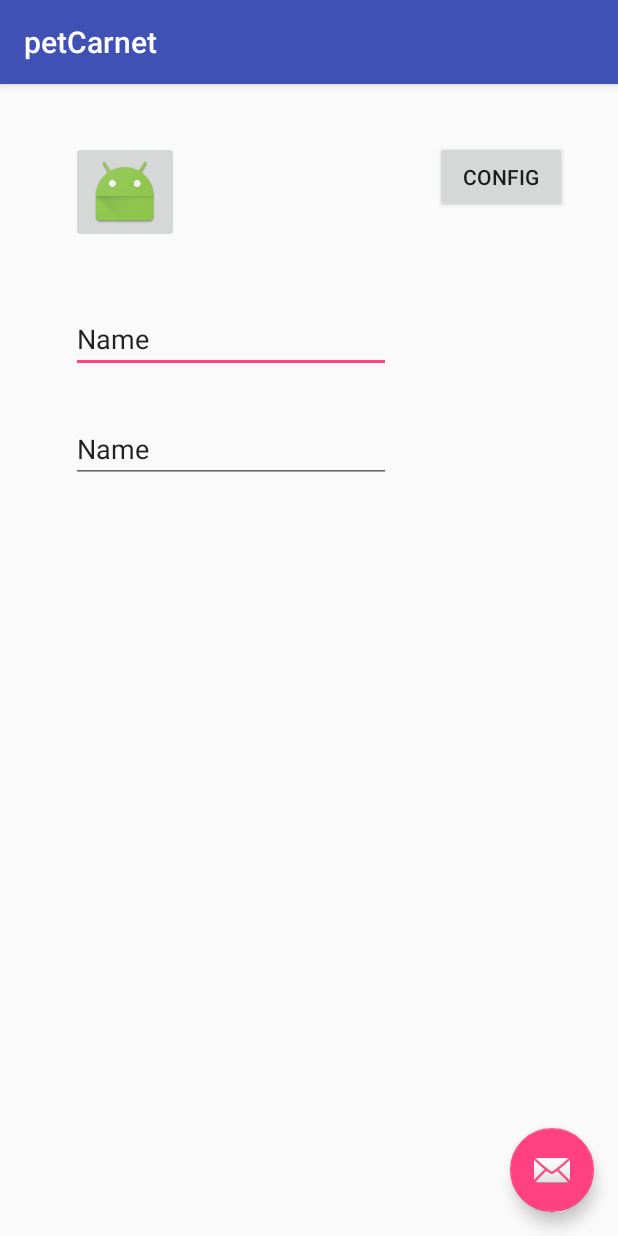
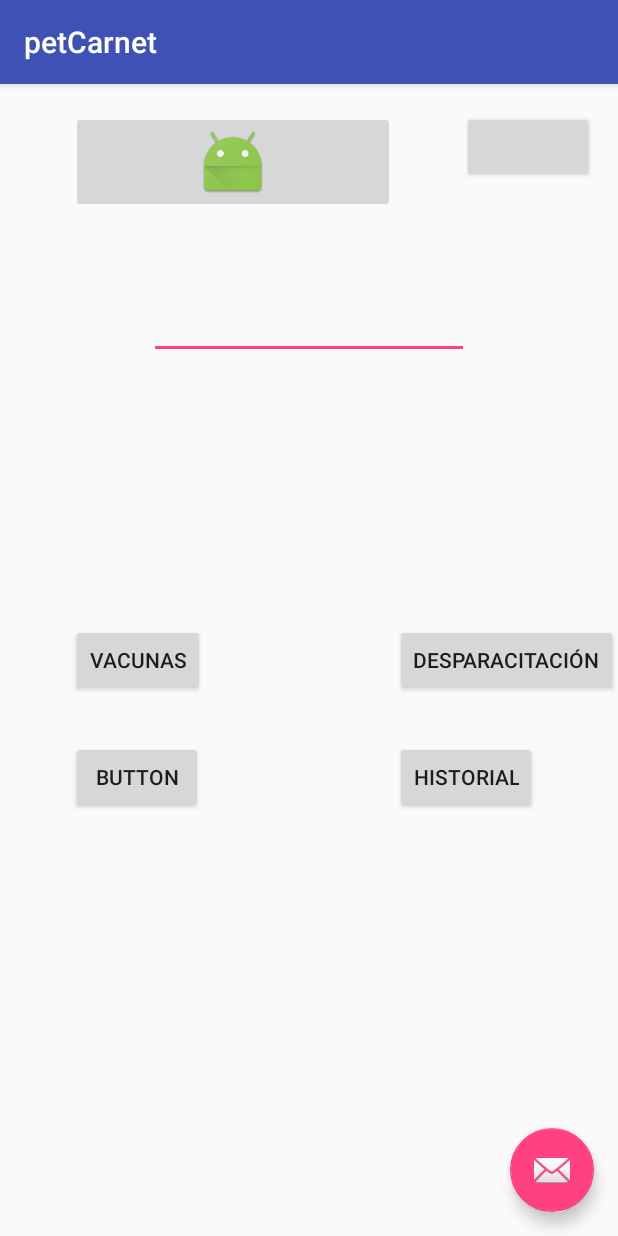
Before and after one commit to DG-Jroque/Panu, an Android app: the petCarnet screen opened directly, with no data from a screen before it, on a phone screen of 412 x 824 dp. Run offline under Robolectric (Android 15) with nearby library versions, the phone set to English and light mode, and no system bars.

Commit message:
se añadieron botones en petCarnet

```diff
--- a/app/src/main/res/layout/content_pet_carnet.xml
+++ b/app/src/main/res/layout/content_pet_carnet.xml
@@ -20,9 +20,9 @@
             android:layout_height="wrap_content"
             android:layout_alignParentEnd="true"
             android:layout_alignParentTop="true"
-            android:layout_marginEnd="34dp"
-            android:layout_marginTop="38dp"
-            android:text="Config" />
+            android:layout_marginEnd="16dp"
+            android:layout_marginTop="18dp"
+            />
 
         <ImageButton
             android:id="@+id/imageButton"
@@ -31,29 +31,54 @@
             android:layout_marginStart="47dp"
             app:srcCompat="@mipmap/ic_launcher"
             android:layout_alignTop="@+id/buttonConfig"
-            android:layout_alignParentStart="true" />
+            android:layout_alignParentStart="true"
+            android:layout_toStartOf="@+id/button2Desp" />
 
         <EditText
-            android:id="@+id/editTextName"
+            android:id="@+id/editText"
             android:layout_width="wrap_content"
             android:layout_height="wrap_content"
-            android:layout_marginTop="41dp"
+            android:layout_below="@+id/imageButton"
+            android:layout_centerHorizontal="true"
+            android:layout_marginTop="52dp"
             android:ems="10"
-            android:inputType="textPersonName"
-            android:text="Name"
-            android:layout_below="@+id/imageButton"
+            android:inputType="textMultiLine" />
+
+        <Button
+            android:id="@+id/buttonVaccines"
+            android:layout_width="wrap_content"
+            android:layout_height="wrap_content"
+            android:layout_centerVertical="true"
+            android:text="Vacunas"
             android:layout_alignStart="@+id/imageButton" />
 
-        <EditText
-            android:id="@+id/editTextbreed"
+        <Button
+            android:id="@+id/button2Desp"
             android:layout_width="wrap_content"
             android:layout_height="wrap_content"
-            android:layout_alignStart="@+id/editTextName"
-            android:layout_below="@+id/editTextName"
-            android:layout_marginTop="28dp"
-            android:ems="10"
-            android:inputType="textPersonName"
-            android:text="Name" />
+            android:text="Desparacitación"
+            android:layout_alignBaseline="@+id/buttonVaccines"
+            android:layout_alignBottom="@+id/buttonVaccines"
+            android:layout_alignParentEnd="true" />
+
+        <Button
+            android:id="@+id/button3"
+            android:layout_width="wrap_content"
+            android:layout_height="wrap_content"
+            android:text="Button"
+            android:layout_marginTop="30dp"
+            android:layout_below="@+id/button2Desp"
+            android:layout_alignStart="@+id/buttonVaccines" />
+
+        <Button
+            android:id="@+id/buttonHist"
+            android:layout_width="wrap_content"
+            android:layout_height="wrap_content"
+            android:layout_alignBaseline="@+id/button3"
+            android:layout_alignBottom="@+id/button3"
+            android:layout_alignStart="@+id/button2Desp"
+            android:text="Historial" />
+
     </RelativeLayout>
 
 
```
